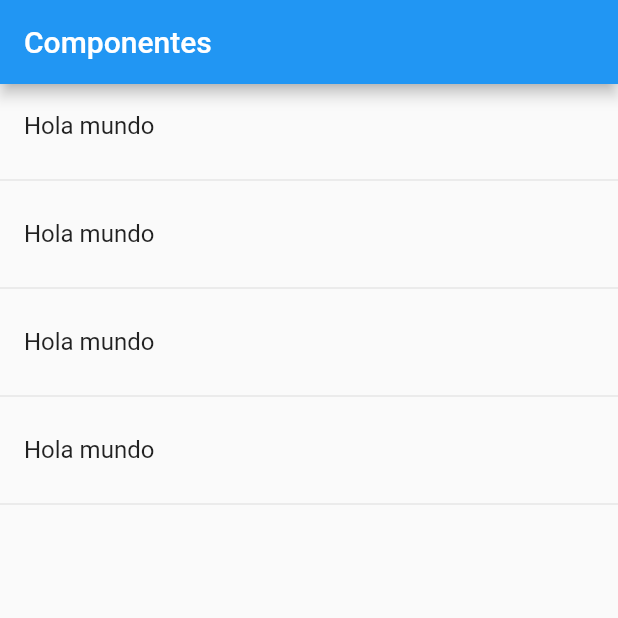
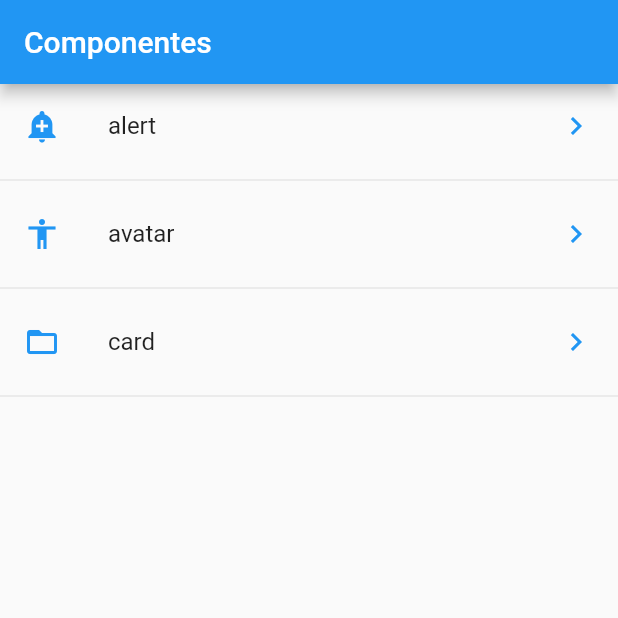
Before and after one commit to snestors/tuto2, a Flutter app: the screen it shows after launch, on a phone screen of 412 x 824 dp, the top half of it. Run offline on Flutter 3.47's test engine with Material 2 defaults, Android fonts, the phone set to English and light mode, and no system bars.

Commit message:
21/03/2022 15:58

```diff
--- a/lib/src/app.dart
+++ b/lib/src/app.dart
@@ -1,10 +1,7 @@
 import 'package:flutter/material.dart';
-import 'package:tuto/src/pages/home.dart';
+import 'package:tuto/src/pages/alert_page.dart';
+import 'package:tuto/src/routes/routes.dart';
 //import 'package:tuto/src/pages/home_page.dart';
-
-
-
-
 
 class MyApp extends StatelessWidget {
   const MyApp({Key? key}) : super(key: key);
@@ -13,8 +10,14 @@ class MyApp extends StatelessWidget {
     return MaterialApp(
       debugShowCheckedModeBanner: false,
       title: "Seccion 6",
-      home: HomePage(),
+      initialRoute: '/',
+      routes: getApplicationRoutes(),
+      onGenerateRoute: (RouteSettings settings) {
+        //print("Ruta llmada ${settings.name}");
 
+        return MaterialPageRoute(
+            builder: (BuildContext context) => const AlertPage());
+      },
     );
   }
 }
--- a/lib/src/pages/home.dart
+++ b/lib/src/pages/home.dart
@@ -1,5 +1,7 @@
 import 'package:flutter/material.dart';
+//import 'package:tuto/src/pages/alert_page.dart';
 import 'package:tuto/src/providers/menu_providers.dart';
+import 'package:tuto/src/utils/icon_strings_util.dart';
 
 class HomePage extends StatelessWidget {
   const HomePage({Key? key}) : super(key: key);
@@ -8,30 +10,64 @@ class HomePage extends StatelessWidget {
   Widget build(BuildContext context) {
     return Scaffold(
       appBar: AppBar(
-        title: Text("Componentes"),
+        title: const Text("Componentes"),
       ),
       body: _lista(),
     );
   }
 
- Widget _lista() {
+  Widget _lista() {
+    return FutureBuilder(
+      future: menuProvider.cargarData(),
+      initialData: const [],
+      builder: (BuildContext context, AsyncSnapshot<List<dynamic>> snapshot) {
+        // print(snapshot.data);
 
-   print(menuProvider.opciones);
+        return ListView(
+          children: _listItems(snapshot.data, context),
+        );
+      },
+    );
 
-   return ListView(children: _ListItems(),);
+    //print(menuProvider.opciones);
+    /*
+  menuProvider.cargarData().then((r) {
+    print("lista");
+    print(r);
+  });*/
 
- }
+    //return
+  }
 
-List<Widget> _ListItems() {
-  return [
-    ListTile(title: Text("Hola mundo"),),
-    Divider(),
-    ListTile(title: Text("Hola mundo"),),
-    Divider(),
-    ListTile(title: Text("Hola mundo"),),
-    Divider(),
-    ListTile(title: Text("Hola mundo"),),
-    Divider(),
-  ];
+  List<Widget> _listItems(List<dynamic>? a, BuildContext context) {
+    final List<Widget> opciones = [];
+
+    if (a != null) {
+      for (var opt in a) {
+        final widgetTemp = ListTile(
+          title: Text(opt['ruta'].toString()),
+          leading: getIcon(opt["icon"]),
+          trailing: const Icon(
+            Icons.keyboard_arrow_right,
+            color: Colors.blue,
+          ),
+          onTap: () {
+            Navigator.pushNamed(context, opt['ruta']);
+            /*
+            final route = MaterialPageRoute(builder: (context){
+              return const AlertPage();
+            });
+            Navigator.push(context, route);
+  */
+          },
+        );
+
+        opciones
+          ..add(widgetTemp)
+          ..add(const Divider());
+      }
+    }
+
+    return opciones;
+  }
 }
-}
--- /dev/null
+++ b/lib/src/routes/routes.dart
@@ -0,0 +1,15 @@
+import 'package:flutter/material.dart';
+
+import 'package:tuto/src/pages/alert_page.dart';
+import 'package:tuto/src/pages/avatar_page.dart';
+import 'package:tuto/src/pages/card_page.dart';
+import 'package:tuto/src/pages/home.dart';
+
+Map<String, WidgetBuilder> getApplicationRoutes() {
+  return <String, WidgetBuilder>{
+    '/': (BuildContext context) => const HomePage(),
+    'alert': (BuildContext context) => const AlertPage(),
+    'avatar': (BuildContext context) => const AvatarPage(),
+    'card': (BuildContext context) => const CardPage(),
+  };
+}
--- /dev/null
+++ b/lib/src/utils/icon_strings_util.dart
@@ -0,0 +1,15 @@
+import 'package:flutter/material.dart';
+
+
+final _icons = <String, IconData>{
+
+  'add_alert': Icons.add_alert,
+  'accessibility': Icons.accessibility,
+  'folder_open': Icons.folder_open,
+};
+
+Icon getIcon(String nombreIcon){
+
+
+  return Icon(_icons[nombreIcon], color: Colors.blue,);
+}
--- a/pubspec.yaml
+++ b/pubspec.yaml
@@ -60,6 +60,7 @@ flutter:
 
   # To add assets to your application, add an assets section, like this:
   assets:
+    - assets/
     - data/menu_opts.json
   #   - images/a_dot_burr.jpeg
   #   - images/a_dot_ham.jpeg
```
Also changed, not shown: lib/src/pages/alert_page.dart (added, +18 -0 lines), lib/src/pages/avatar_page.dart (added, +13 -0 lines), lib/src/pages/card_page.dart (added, +91 -0 lines), lib/src/providers/menu_providers.dart (+11 -5 lines), assets/jar-loading.gif (added).
